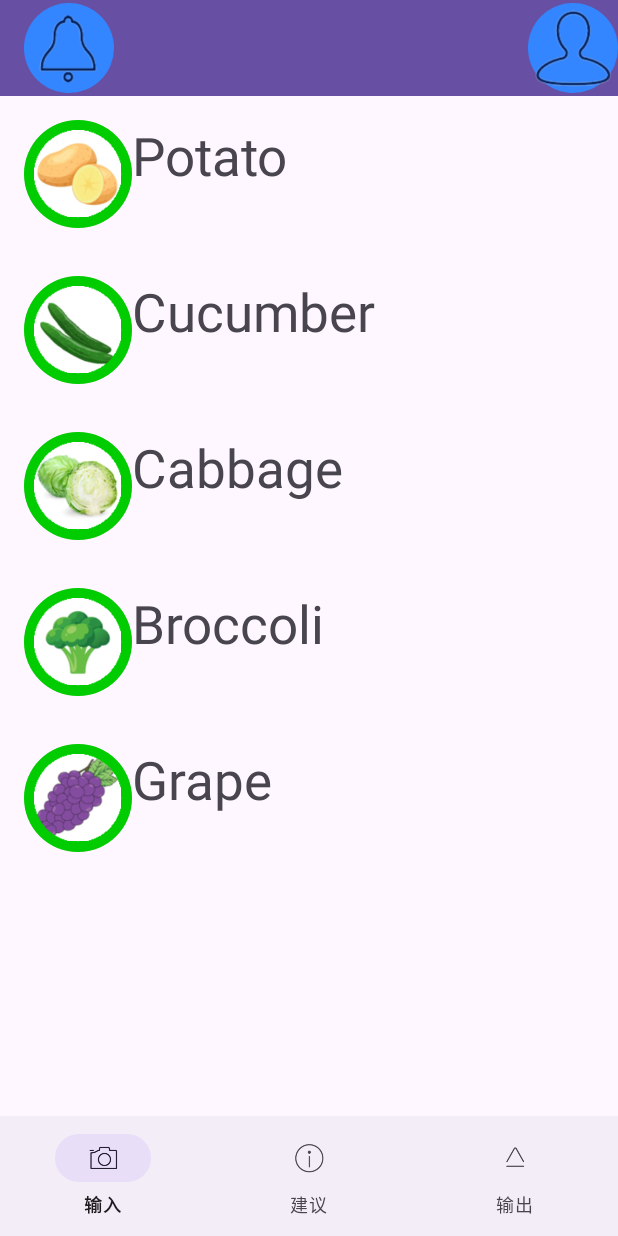
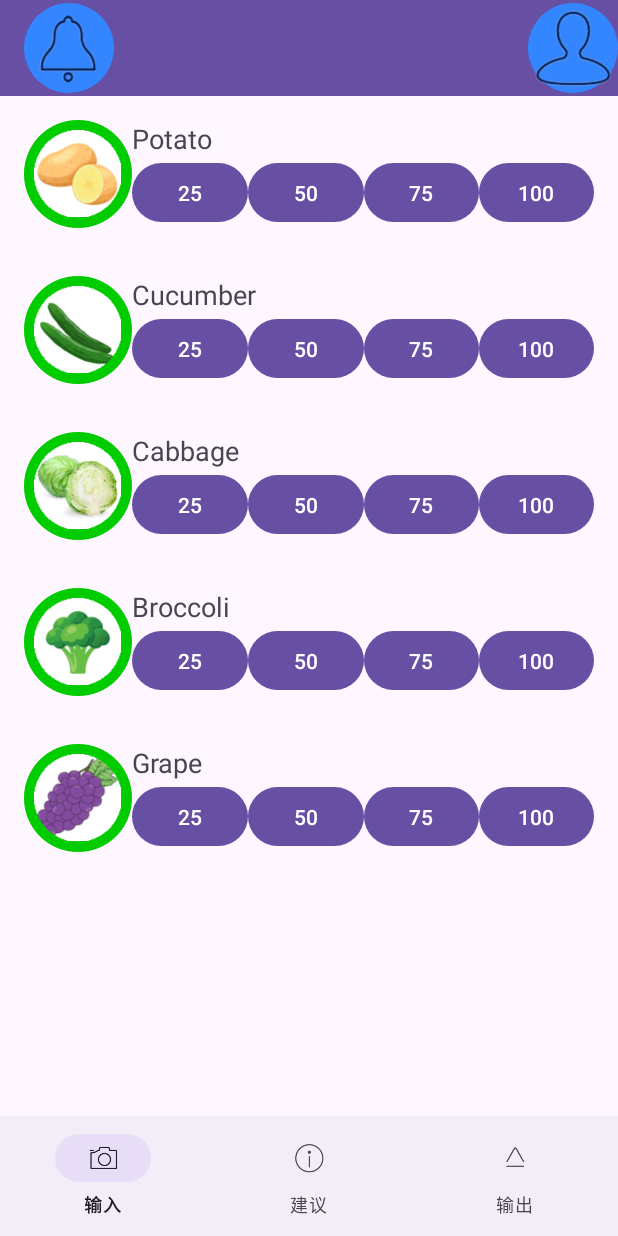
Before and after one commit to RYUKOUKOU/Food-Management-System, an Android app: the screen it shows after launch (MainActivity), on a phone screen of 412 x 824 dp. Run offline under Robolectric (Android 15) with nearby library versions, the phone set to English and light mode, and no system bars.

Commit message:
list_item_update

```diff
--- a/androidAPP/app/src/main/res/layout/list_item.xml
+++ b/androidAPP/app/src/main/res/layout/list_item.xml
@@ -35,11 +35,68 @@
     </RelativeLayout>
 
     <!-- 显示文本 -->
-    <TextView
-        android:id="@+id/item_text"
-        android:layout_width="wrap_content"
-        android:layout_height="wrap_content"
-        android:textSize="35sp" />
+    <LinearLayout
+        android:layout_width="match_parent"
+        android:layout_height="match_parent"
+        android:orientation="vertical">
 
 
+
+        <!-- 百分比按鈕 -->
+        <LinearLayout
+            android:layout_width="match_parent"
+            android:layout_height="wrap_content"
+            android:orientation="horizontal">
+
+            <TextView
+                android:id="@+id/item_text"
+                android:layout_width="153dp"
+                android:layout_height="wrap_content"
+                android:textSize="18sp" />
+
+            <TextView
+                android:id="@+id/item_time"
+                android:layout_width="153dp"
+                android:layout_height="wrap_content"
+                android:textSize="18sp" />
+        </LinearLayout>
+
+        <LinearLayout
+            android:layout_width="match_parent"
+            android:layout_height="match_parent"
+            android:orientation="horizontal"
+            android:visibility="visible"
+            android:id="@+id/button_container">
+
+
+            <Button
+                android:id="@+id/btn_25"
+                android:layout_width="wrap_content"
+                android:layout_height="wrap_content"
+                android:layout_weight="1"
+                android:text="25" />
+
+            <Button
+                android:id="@+id/btn_50"
+                android:layout_width="wrap_content"
+                android:layout_height="wrap_content"
+                android:layout_weight="1"
+                android:text="50" />
+
+            <Button
+                android:id="@+id/btn_75"
+                android:layout_width="wrap_content"
+                android:layout_height="wrap_content"
+                android:layout_weight="1"
+                android:text="75" />
+
+            <Button
+                android:id="@+id/btn_100"
+                android:layout_width="wrap_content"
+                android:layout_height="wrap_content"
+                android:layout_weight="1"
+                android:text="100" />
+        </LinearLayout>
+    </LinearLayout>
+
 </LinearLayout>
```
